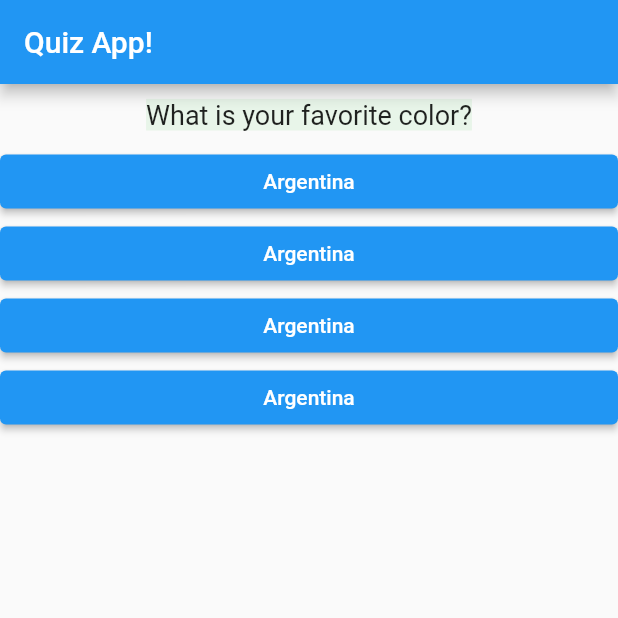
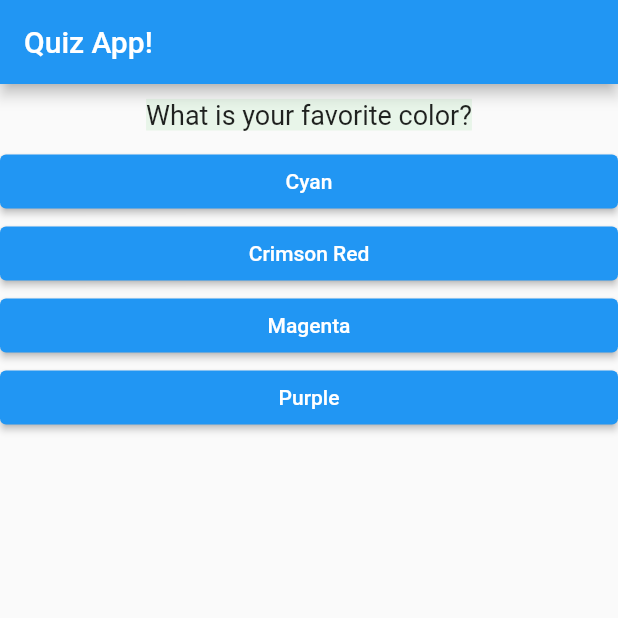
Before and after one commit to alex-pythonista/Flutter-Hello-World-App, a Flutter app: the screen it shows after launch, on a phone screen of 412 x 824 dp, the top half of it. Run offline on Flutter 3.47's test engine with Material 2 defaults, Android fonts, the phone set to English and light mode, and no system bars.

```diff
--- a/lib/answers.dart
+++ b/lib/answers.dart
@@ -12,7 +12,7 @@ class Answer extends StatelessWidget {
       width: double.infinity,
       child: ElevatedButton(
         onPressed: selectHandler,
-        child: Text("Argentina"),
+        child: Text(answerText),
       ),
     );
   }
--- a/lib/main.dart
+++ b/lib/main.dart
@@ -30,7 +30,7 @@ class _HelloAppState extends State<HelloApp> {
 
   @override
   Widget build(BuildContext context) {
-    var questions = [
+    const questions = [
       {
         "questionText": "What is your favorite color?",
         "answers": ["Cyan", "Crimson Red", "Magenta", "Purple"],
```
